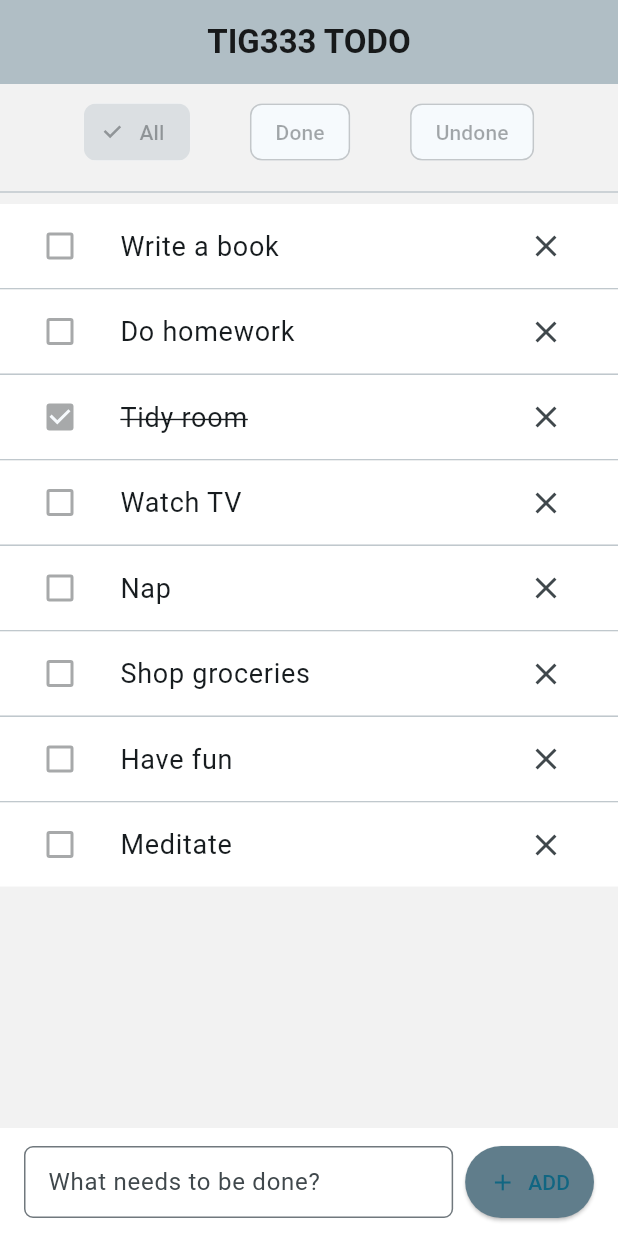
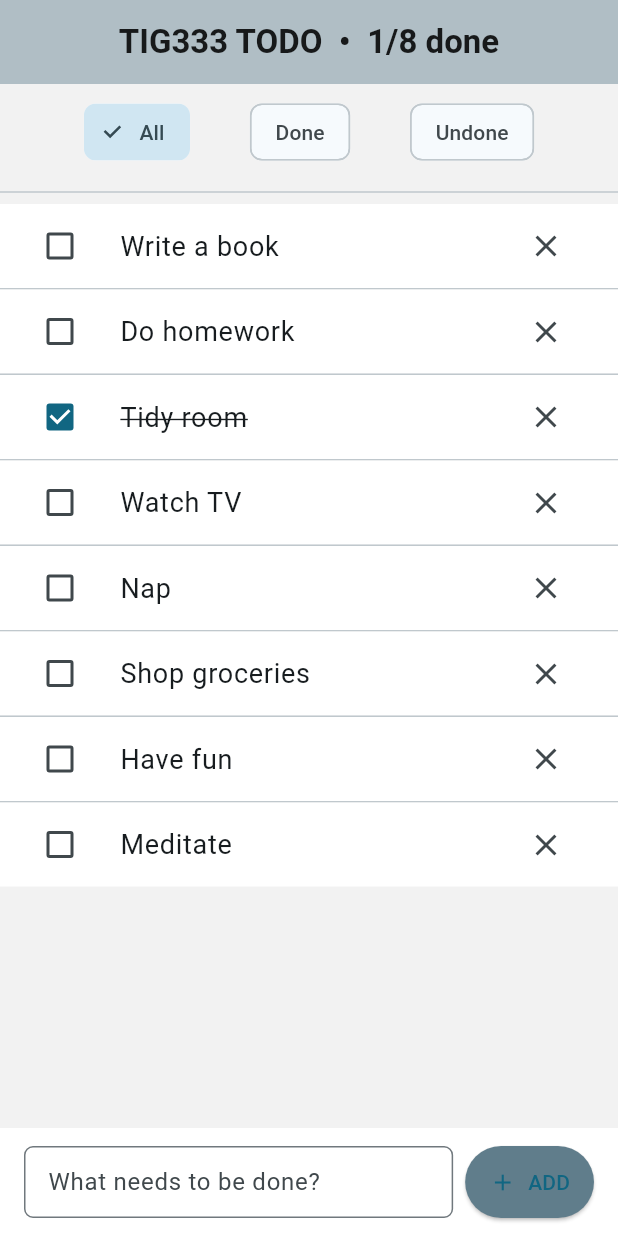
Before and after one commit to sameh-sag/gusalsagsa, a Flutter app: the screen it shows after launch, on a phone screen of 412 x 824 dp. Run offline on Flutter 3.47's test engine with Material 3 defaults, Android fonts, the phone set to English and light mode, and no system bars.

```diff
--- a/lib/main.dart
+++ b/lib/main.dart
@@ -1,6 +1,6 @@
 import 'package:flutter/material.dart';
-// steg1
-// UI
+
+// Steg 2: tillstånd + funktionalitet (add / toggle / delete / filter)
 void main() {
   runApp(const Tig333TodoApp());
 }
@@ -23,88 +23,145 @@ class Tig333TodoApp extends StatelessWidget {
   }
 }
 
-class TodoListScreen extends StatelessWidget {
+class Todo {
+  String title;
+  bool done;
+  Todo(this.title, {this.done = false});
+}
+
+enum TodoFilter { all, done, undone }
+
+class TodoListScreen extends StatefulWidget {
   const TodoListScreen({super.key});
 
   @override
-  Widget build(BuildContext context) {
-    // Statisk lista som i figma
-    final todos = <_TodoRowData>[
-      _TodoRowData('Write a book', done: false),
-      _TodoRowData('Do homework', done: false),
-      _TodoRowData('Tidy room', done: true),
-      _TodoRowData('Watch TV', done: false),
-      _TodoRowData('Nap', done: false),
-      _TodoRowData('Shop groceries', done: false),
-      _TodoRowData('Have fun', done: false),
-      _TodoRowData('Meditate', done: false),
+  State<TodoListScreen> createState() => _TodoListScreenState();
+}
+
+class _TodoListScreenState extends State<TodoListScreen> {
+  final _controller = TextEditingController();
+  final List<Todo> _todos = [
+    Todo('Write a book'),
+    Todo('Do homework'),
+    Todo('Tidy room', done: true),
+    Todo('Watch TV'),
+    Todo('Nap'),
+    Todo('Shop groceries'),
+    Todo('Have fun'),
+    Todo('Meditate'),
   ];
 
-    return Scaffold(
-      appBar: AppBar(
-        title: const Text(
-          'TIG333 TODO',
-          style: TextStyle(
-            fontWeight: FontWeight.bold,
-            color: Colors.black87, // ÄNDRING 1
-          ),
-        ),
-        centerTitle: true,
-        backgroundColor: Colors.blueGrey.shade200,
-      ),
+  TodoFilter _filter = TodoFilter.all;
 
-      body: Column(
-        children: [
-          // Filter-knappar
-          Padding(
+  List<Todo> get _filtered {
+    switch (_filter) {
+      case TodoFilter.done:
+        return _todos.where((t) => t.done).toList();
+      case TodoFilter.undone:
+        return _todos.where((t) => !t.done).toList();
+      case TodoFilter.all:
+        return _todos;
+    }
+  }
+
+  void _addTodo() {
+    final text = _controller.text.trim();
+    if (text.isEmpty) {
+      ScaffoldMessenger.of(context).showSnackBar(
+        const SnackBar(content: Text('Write something first…')),
+      );
+      return;
+    }
+    setState(() {
+      _todos.add(Todo(text));
+    });
+    _controller.clear();
+  }
+
+  void _toggleTodo(Todo t, bool? value) {
+    setState(() {
+      t.done = value ?? false;
+    });
+  }
+
+  void _removeTodo(Todo t) {
+    setState(() {
+      _todos.remove(t);
+    });
+  }
+
+  @override
+  void dispose() {
+    _controller.dispose();
+    super.dispose();
+  }
+
+  Widget _buildFilters() {
+    return Padding(
       padding: const EdgeInsets.symmetric(vertical: 8.0, horizontal: 16),
       child: Row(
         mainAxisAlignment: MainAxisAlignment.spaceEvenly,
         children: [
           ChoiceChip(
             label: const Text("All"),
-                  selected: true,
-                  onSelected: null,
+            selected: _filter == TodoFilter.all,
+            onSelected: (_) => setState(() => _filter = TodoFilter.all),
           ),
           ChoiceChip(
             label: const Text("Done"),
-                  selected: false,
-                  onSelected: null,
+            selected: _filter == TodoFilter.done,
+            onSelected: (_) => setState(() => _filter = TodoFilter.done),
           ),
           ChoiceChip(
             label: const Text("Undone"),
-                  selected: false,
-                  onSelected: null,
+            selected: _filter == TodoFilter.undone,
+            onSelected: (_) => setState(() => _filter = TodoFilter.undone),
           ),
         ],
       ),
+    );
+  }
+
+  @override
+  Widget build(BuildContext context) {
+    final todos = _filtered;
+
+    return Scaffold(
+      appBar: AppBar(
+        title: Text(
+          'TIG333 TODO  •  ${_todos.where((t) => t.done).length}/${_todos.length} done',
+          style: const TextStyle(fontWeight: FontWeight.bold, color: Colors.black87),
         ),
-
+        centerTitle: true,
+        backgroundColor: Colors.blueGrey.shade200,
+      ),
+      body: Column(
+        children: [
+          _buildFilters(),
           const Divider(),
-
-          // Lista med todos
           Expanded(
             child: ListView.separated(
               itemCount: todos.length,
               separatorBuilder: (_, __) => const Divider(height: 1),
               itemBuilder: (context, index) {
-                final row = todos[index];
+                final t = todos[index];
                 return Container(
                   color: Colors.white,
                   child: ListTile(
                     leading: Checkbox(
-                      value: row.done,
-                      onChanged: null, // bara visuellt i steg 1
+                      value: t.done,
+                      onChanged: (v) => _toggleTodo(t, v),
                     ),
                     title: Text(
-                      row.title,
+                      t.title,
                       style: TextStyle(
                         fontSize: 18,
-                        decoration: row.done ? TextDecoration.lineThrough : null,
+                        decoration: t.done ? TextDecoration.lineThrough : null,
                       ),
                     ),
                     trailing: IconButton(
-                      onPressed: () {},
+                      tooltip: 'Delete',
+                      onPressed: () => _removeTodo(t),
                       icon: const Icon(Icons.close),
                     ),
                   ),
@@ -112,8 +169,7 @@ class TodoListScreen extends StatelessWidget {
               },
             ),
           ),
-
-          // Textfält + ADD-knapp längst ner
+          // Input + ADD
           Container(
             padding: const EdgeInsets.symmetric(horizontal: 16, vertical: 12),
             color: Colors.white,
@@ -121,8 +177,10 @@ class TodoListScreen extends StatelessWidget {
               children: [
                 Expanded(
                   child: TextField(
+                    controller: _controller,
+                    onSubmitted: (_) => _addTodo(), // Enter lägger till
                     decoration: InputDecoration(
-                      hintText: 'What needs to be done?', // ÄNDRING 2
+                      hintText: 'What needs to be done?',
                       border: OutlineInputBorder(
                         borderRadius: BorderRadius.circular(6),
                       ),
@@ -135,11 +193,11 @@ class TodoListScreen extends StatelessWidget {
                 ),
                 const SizedBox(width: 8),
                 ElevatedButton.icon(
-                  onPressed: () {}, // ingen funktion ännu
+                  onPressed: _addTodo,
                   icon: const Icon(Icons.add),
                   label: const Text("ADD"),
                   style: ElevatedButton.styleFrom(
-                    backgroundColor: Colors.blueGrey, // ÄNDRING 3
+                    backgroundColor: Colors.blueGrey,
                     padding: const EdgeInsets.symmetric(
                       horizontal: 16,
                       vertical: 14,
@@ -154,9 +212,3 @@ class TodoListScreen extends StatelessWidget {
     );
   }
 }
-
-class _TodoRowData {
-  final String title;
-  final bool done;
-  const _TodoRowData(this.title, {required this.done});
-}
```
Lines whose indentation alone changed are shown as unchanged.
